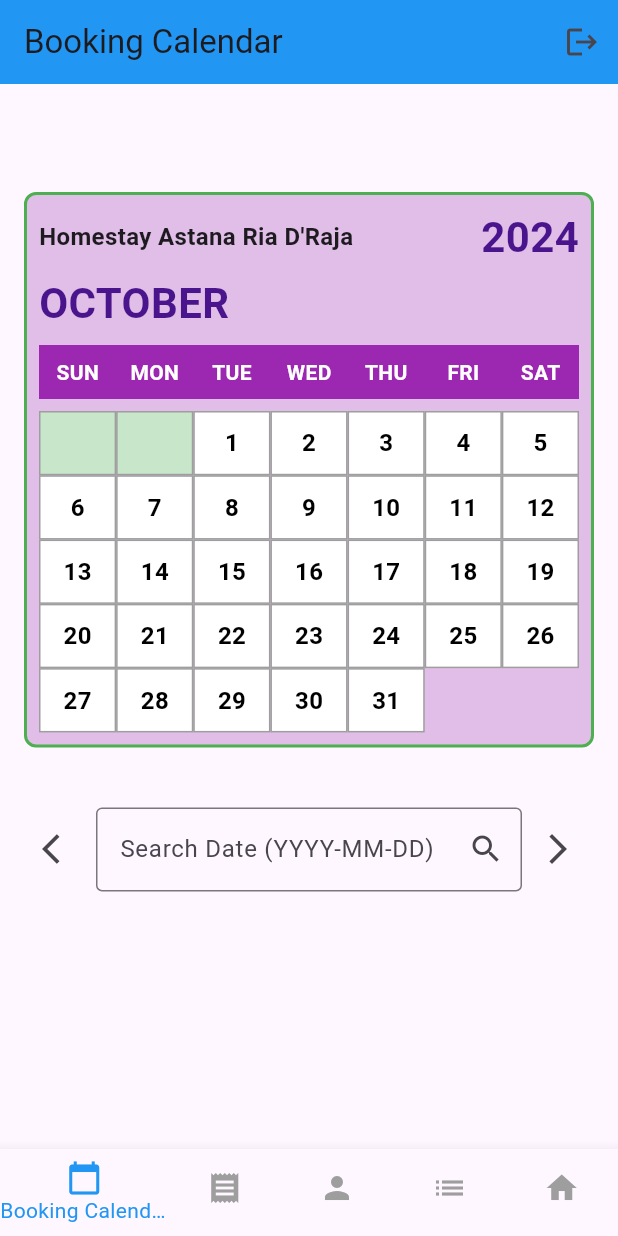
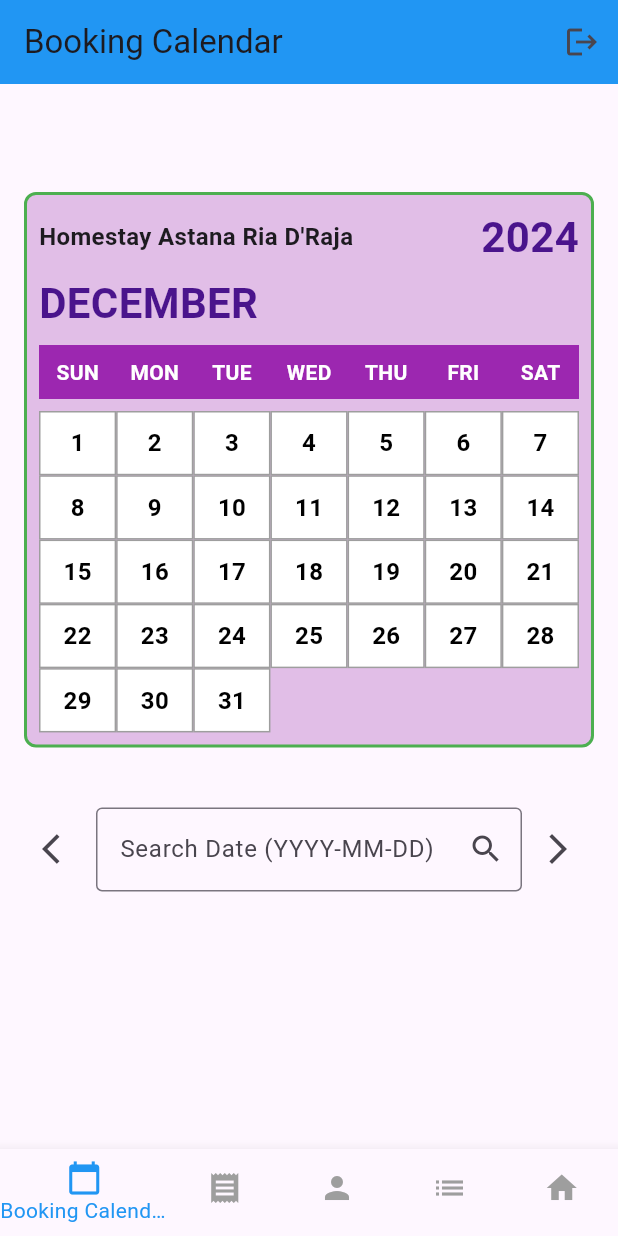
Before and after one commit to Kshn7/Hakimi, a Flutter app: the screen it shows once a user with an empty profile is signed in, on a phone screen of 412 x 824 dp. Run offline on Flutter 3.47's test engine with Material 3 defaults, Android fonts, the phone set to English and light mode, and no system bars; our stand-ins replace cloud_firestore, firebase_auth, firebase_core; accounts and stored records are empty.

Commit message:
calendar starting date follow realtime

```diff
--- a/lib/calendar/calendar.dart
+++ b/lib/calendar/calendar.dart
@@ -8,8 +8,8 @@ class BookingCalendarPage extends StatefulWidget {
 }
 
 class _BookingCalendarPageState extends State<BookingCalendarPage> {
-  int year = 2024;
-  int month = 10; // Start with October
+  int year = DateTime.now().year;
+  int month = DateTime.now().month; // Start with October
   int? selectedDay;
 
   final TextEditingController dateController = TextEditingController();
```
